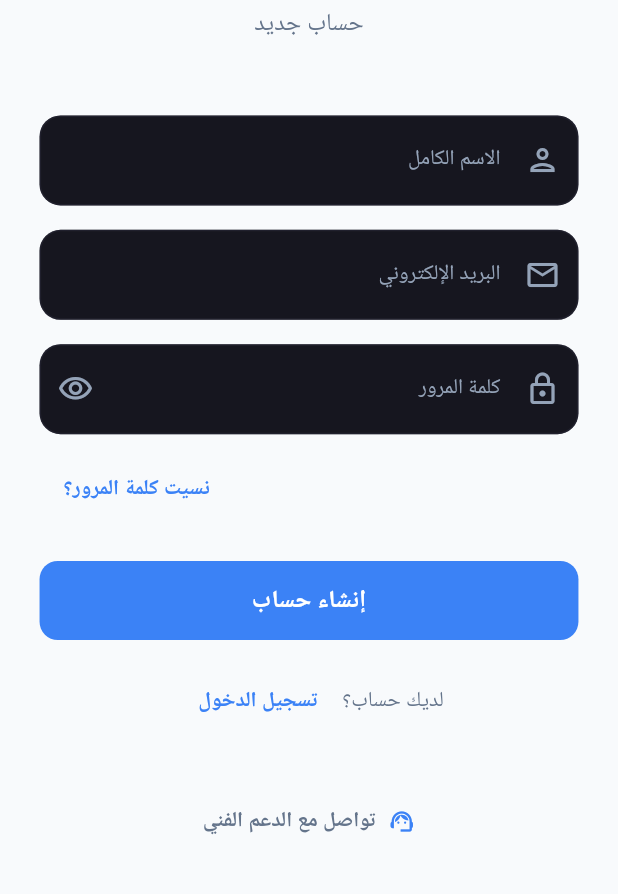
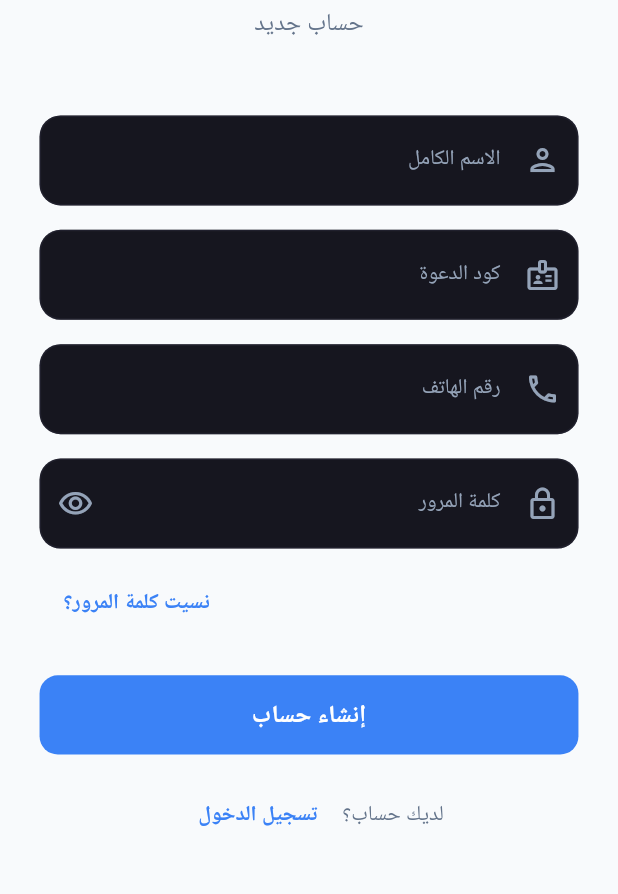
Before and after one commit to MohammedHamza5/ed_sentre_teacher_and_parent, a Flutter app: the screen it shows after launch, after a tap on "تسجيل الدخول", after a tap on "إنشاء حساب جديد", on a phone screen of 412 x 824 dp, the part 330-1224 px from its top. Run offline on Flutter 3.47's test engine with Material 3 defaults, Android fonts, the phone set to English and light mode, and no system bars; our stand-ins replace cached_network_image, connectivity_plus, file_picker, fl_chart, flutter_animate, flutter_local_notifications and 10 more; missing offline and left inert: mobile_scanner, syncfusion_flutter_pdf; accounts and stored records are empty; Roboto replaces fonts that are missing (Cairo); project files that could hold a hidden picture were left out.

Commit message:
feat(auth): unified smart login flow for parent and teacher

```diff
--- a/lib/app_router.dart
+++ b/lib/app_router.dart
@@ -15,7 +15,6 @@ import 'shared/models/enums.dart';
 // Screens
 import 'features/auth/screens/splash_screen.dart';
 import 'features/auth/screens/login_screen.dart';
-import 'features/auth/screens/invitation_code_screen.dart';
 import 'shared/widgets/log_viewer_screen.dart';
 
 // Teacher Screens
@@ -57,11 +56,9 @@ class AppRouter {
       final isLoading = authProvider.isLoading;
       final isAuthenticated = authProvider.isAuthenticated;
       final userRole = authProvider.userRole;
-      final needsInvitationCode = authProvider.needsInvitationCode;
 
       final isOnSplash = state.matchedLocation == '/splash';
       final isOnLogin = state.matchedLocation == '/login';
-      final isOnInvitationCode = state.matchedLocation == '/invitation-code';
       final isOnTeacherRoute = state.matchedLocation.startsWith('/teacher');
       final isOnParentRoute = state.matchedLocation.startsWith('/parent');
 
@@ -80,31 +77,16 @@ class AppRouter {
         return null;
       }
 
-      // Not authenticated, go to login (allow invitation-code for new registration)
+      // Not authenticated, go to login
       if (!isAuthenticated &&
           !isOnLogin &&
-          !isOnSplash &&
-          !isOnInvitationCode) {
+          !isOnSplash) {
         return '/login';
-      }
-
-      // المستخدم مسجل لكن يحتاج إدخال كود
-      if (isAuthenticated && needsInvitationCode && !isOnInvitationCode) {
-        return '/invitation-code';
-      }
-
-      // المستخدم مسجل بدون دور محدد (يحتاج كود)
-      if (isAuthenticated &&
-          userRole == null &&
-          !isOnInvitationCode &&
-          !isOnLogin) {
-        return '/invitation-code';
       }
 
       // Authenticated, redirect based on role
       if (isAuthenticated &&
-          !needsInvitationCode &&
-          (isOnLogin || isOnSplash || isOnInvitationCode)) {
+          (isOnLogin || isOnSplash)) {
         if (userRole == UserRole.teacher) {
           return '/teacher';
         } else if (userRole == UserRole.parent) {
@@ -146,13 +128,6 @@ class AppRouter {
         path: '/login',
         name: 'login',
         builder: (context, state) => const LoginScreen(),
-      ),
-
-      // Invitation Code Screen
-      GoRoute(
-        path: '/invitation-code',
-        name: 'invitation-code',
-        builder: (context, state) => const InvitationCodeScreen(),
       ),
 
       // Teacher Routes
--- a/lib/features/auth/screens/login_screen.dart
+++ b/lib/features/auth/screens/login_screen.dart
@@ -16,7 +16,8 @@ class LoginScreen extends StatefulWidget {
 
 class _LoginScreenState extends State<LoginScreen> {
   final _formKey = GlobalKey<FormState>();
-  final _emailController = TextEditingController();
+  final _identifierController = TextEditingController();
+  final _phoneController = TextEditingController();
   final _passwordController = TextEditingController();
   final _nameController = TextEditingController();
   bool _obscurePassword = true;
@@ -25,7 +26,8 @@ class _LoginScreenState extends State<LoginScreen> {
 
   @override
   void dispose() {
-    _emailController.dispose();
+    _identifierController.dispose();
+    _phoneController.dispose();
     _passwordController.dispose();
     _nameController.dispose();
     super.dispose();
@@ -41,7 +43,8 @@ class _LoginScreenState extends State<LoginScreen> {
     if (_isSignUpMode) {
       // تسجيل حساب جديد
       final success = await authProvider.signUp(
-        email: _emailController.text.trim(),
+        invitationCode: _identifierController.text.trim(),
+        phone: _phoneController.text.trim(),
         password: _passwordController.text,
         fullName: _nameController.text.trim(),
       );
@@ -49,8 +52,12 @@ class _LoginScreenState extends State<LoginScreen> {
       setState(() => _isLoading = false);
 
       if (success && mounted) {
-        // الانتقال لشاشة إدخال الكود
-        context.go('/invitation-code');
+        // بمجرد نجاح الدخول والتسجيل نذهب للوجهة مباشرة
+        if (authProvider.isTeacher) {
+          context.go('/teacher');
+        } else if (authProvider.isParent) {
+          context.go('/parent');
+        }
       } else if (mounted && authProvider.error != null) {
         ScaffoldMessenger.of(context).showSnackBar(
           SnackBar(
@@ -62,20 +69,15 @@ class _LoginScreenState extends State<LoginScreen> {
       }
     } else {
       // تسجيل دخول
-      final success = await authProvider.signInWithEmail(
-        _emailController.text.trim(),
+      final success = await authProvider.signInWithIdentifier(
+        _identifierController.text.trim(),
         _passwordController.text,
       );
 
       setState(() => _isLoading = false);
 
       if (success && mounted) {
-        // التحقق هل يحتاج إدخال كود
-        if (authProvider.needsInvitationCode ||
-            (authProvider.userRole == null &&
-                !authProvider.isUnauthorizedRole)) {
-          context.go('/invitation-code');
-        } else if (authProvider.isTeacher) {
+        if (authProvider.isTeacher) {
           context.go('/teacher');
         } else if (authProvider.isParent) {
           context.go('/parent');
@@ -181,29 +183,53 @@ class _LoginScreenState extends State<LoginScreen> {
                       SizedBox(height: 16.h),
                     ],
 
-                    // Email Field
+                    // Identifier Field
                     TextFormField(
-                      controller: _emailController,
-                      keyboardType: TextInputType.emailAddress,
+                      controller: _identifierController,
+                      keyboardType: _isSignUpMode ? TextInputType.text : TextInputType.visiblePassword,
                       textInputAction: TextInputAction.next,
                       decoration: InputDecoration(
-                        labelText: 'البريد الإلكتروني',
-                        hintText: 'أدخل بريدك الإلكتروني',
-                        prefixIcon: const Icon(Icons.email_outlined),
+                        labelText: _isSignUpMode ? 'كود الدعوة' : 'كود الدعوة أو رقم الهاتف',
+                        hintText: _isSignUpMode ? 'أدخل كود الدعوة (مثال: T12345)' : 'أدخل كود الدعوة أو رقم هاتفك',
+                        prefixIcon: const Icon(Icons.badge_outlined),
                         border: OutlineInputBorder(
                           borderRadius: BorderRadius.circular(12.r),
                         ),
                       ),
                       validator: (value) {
-                        if (value == null || value.isEmpty) {
-                          return 'الرجاء إدخال البريد الإلكتروني';
+                        if (value == null || value.trim().isEmpty) {
+                          return _isSignUpMode ? 'الرجاء إدخال كود الدعوة' : 'الرجاء إدخال الكود أو رقم الهاتف';
                         }
-                        if (!value.contains('@')) {
-                          return 'الرجاء إدخال بريد إلكتروني صحيح';
+                        if (_isSignUpMode && value.trim().length < 6) {
+                          return 'كود الدعوة غير صحيح';
                         }
                         return null;
                       },
                     ),
+
+                    if (_isSignUpMode) ...[
+                      SizedBox(height: 16.h),
+                      // Phone Field
+                      TextFormField(
+                        controller: _phoneController,
+                        keyboardType: TextInputType.phone,
+                        textInputAction: TextInputAction.next,
+                        decoration: InputDecoration(
+                          labelText: 'رقم الهاتف',
+                          hintText: 'أدخل رقم هاتفك الخاص لاستخدامه للدخول لاحقاً',
+                          prefixIcon: const Icon(Icons.phone_outlined),
+                          border: OutlineInputBorder(
+                            borderRadius: BorderRadius.circular(12.r),
+                          ),
+                        ),
+                        validator: (value) {
+                          if (_isSignUpMode && (value == null || value.trim().isEmpty)) {
+                            return 'الرجاء إدخال رقم الهاتف';
+                          }
+                          return null;
+                        },
+                      ),
+                    ],
 
                     SizedBox(height: 16.h),
 
--- a/lib/features/parent/profile/parent_profile_screen.dart
+++ b/lib/features/parent/profile/parent_profile_screen.dart
@@ -134,9 +134,18 @@ class ParentProfileScreen extends StatelessWidget {
                       ),
                       SizedBox(height: 4.h),
 
-                      // Email/Phone
+                      // Invitation Code
                       Text(
-                        user?.email ?? user?.phone ?? '',
+                        'كود الدعوة: ${user?.email?.replaceAll('@edsentre.com', '') ?? ''}',
+                        style: TextStyle(
+                          fontSize: 14.sp,
+                          color: Colors.white.withValues(alpha: 0.9),
+                        ),
+                      ),
+                      SizedBox(height: 4.h),
+                      // Phone
+                      Text(
+                        'الهاتف: ${user?.phone ?? "غير محدد"}',
                         style: TextStyle(
                           fontSize: 14.sp,
                           color: Colors.white.withValues(alpha: 0.8),
```
Also changed, not shown: lib/features/auth/provider/auth_provider.dart (+19 -40 lines), lib/features/auth/screens/invitation_code_screen.dart (deleted, +0 -369 lines), lib/features/teacher/profile/teacher_profile_screen.dart (+18 -0 lines), lib/shared/data/mixins/auth_repository_mixin.dart (+31 -13 lines).
